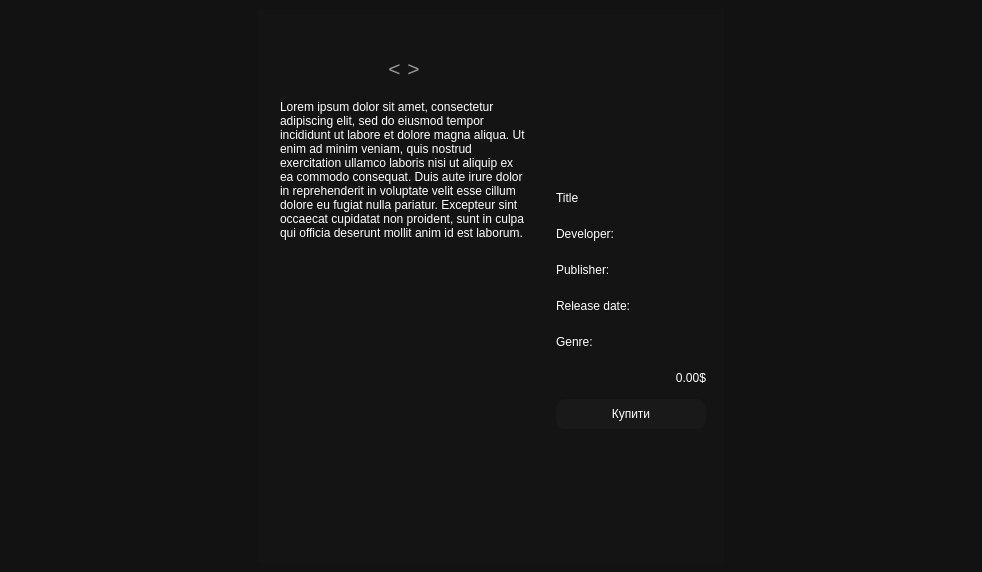
First picture: the form in Foxlike/gamewindow.ui, repository Lekantrop-gd/CourseProject, before the edit.
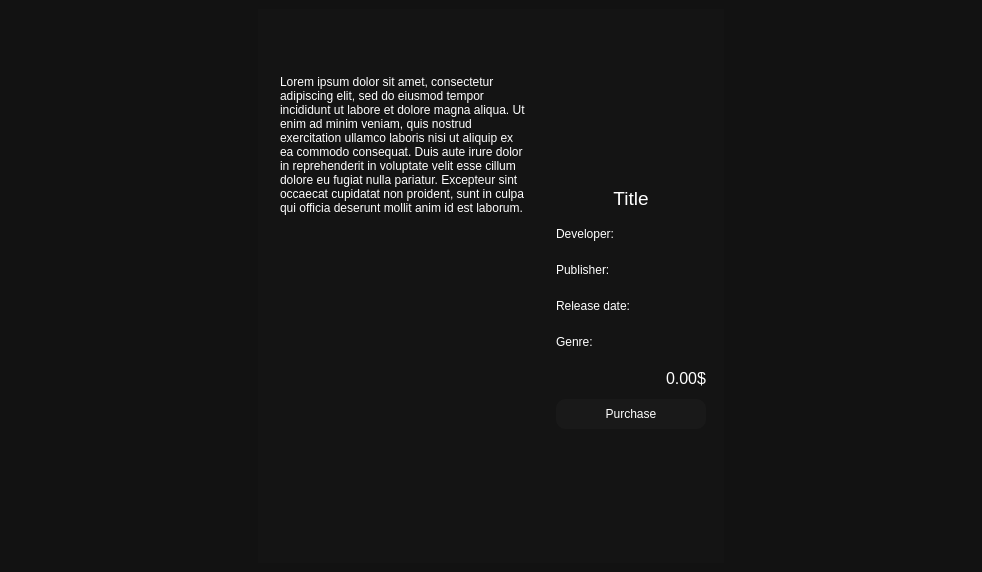
Second picture: the form after the edit. Icons and pictures are not drawn.

Diff of the .ui file:
```diff
--- a/Foxlike/gamewindow.ui
+++ b/Foxlike/gamewindow.ui
@@ -62,88 +62,7 @@
           </item>
           <item>
            <widget class="QWidget" name="ImageSlideButtons" native="true">
-            <layout class="QHBoxLayout" name="horizontalLayout_2">
-             <item>
-              <spacer name="horizontalSpacer_4">
-               <property name="orientation">
-                <enum>Qt::Horizontal</enum>
-               </property>
-               <property name="sizeHint" stdset="0">
-                <size>
-                 <width>40</width>
-                 <height>20</height>
-                </size>
-               </property>
-              </spacer>
-             </item>
-             <item>
-              <widget class="QPushButton" name="previousImageButton">
-               <property name="font">
-                <font>
-                 <pointsize>16</pointsize>
-                </font>
-               </property>
-               <property name="styleSheet">
-                <string notr="true">QPushButton {
-	color: rgb(150, 150, 150);
-	border: 1 px solid red;
-}
-
-QPushButton:hover {
-	color: rgb(255, 255, 255);
-	border: 1 px solid red;
-}
-</string>
-               </property>
-               <property name="text">
-                <string>&lt;</string>
-               </property>
-              </widget>
-             </item>
-             <item>
-              <widget class="QPushButton" name="nextImageButton">
-               <property name="sizePolicy">
-                <sizepolicy hsizetype="Minimum" vsizetype="Fixed">
-                 <horstretch>0</horstretch>
-                 <verstretch>0</verstretch>
-                </sizepolicy>
-               </property>
-               <property name="font">
-                <font>
-                 <pointsize>16</pointsize>
-                </font>
-               </property>
-               <property name="styleSheet">
-                <string notr="true">QPushButton {
-	color: rgb(150, 150, 150);
-	border: 1 px solid red;
-}
-
-QPushButton:hover {
-	color: rgb(255, 255, 255);
-	border: 1 px solid red;
-}
-</string>
-               </property>
-               <property name="text">
-                <string>&gt;</string>
-               </property>
-              </widget>
-             </item>
-             <item>
-              <spacer name="horizontalSpacer_3">
-               <property name="orientation">
-                <enum>Qt::Horizontal</enum>
-               </property>
-               <property name="sizeHint" stdset="0">
-                <size>
-                 <width>40</width>
-                 <height>20</height>
-                </size>
-               </property>
-              </spacer>
-             </item>
-            </layout>
+            <layout class="QHBoxLayout" name="horizontalLayout_2"/>
            </widget>
           </item>
           <item>
@@ -211,9 +130,17 @@
               <height>30</height>
              </size>
             </property>
+            <property name="font">
+             <font>
+              <pointsize>14</pointsize>
+             </font>
+            </property>
             <property name="text">
              <string>Title</string>
             </property>
+            <property name="alignment">
+             <set>Qt::AlignCenter</set>
+            </property>
            </widget>
           </item>
           <item>
@@ -276,6 +203,11 @@
               <height>30</height>
              </size>
             </property>
+            <property name="font">
+             <font>
+              <pointsize>12</pointsize>
+             </font>
+            </property>
             <property name="text">
              <string>0.00$</string>
             </property>
@@ -305,7 +237,7 @@
 </string>
             </property>
             <property name="text">
-             <string>Купити</string>
+             <string>Purchase</string>
             </property>
            </widget>
           </item>
```
Left out of the diff: 11 changed lines with no effect on the pictures.
